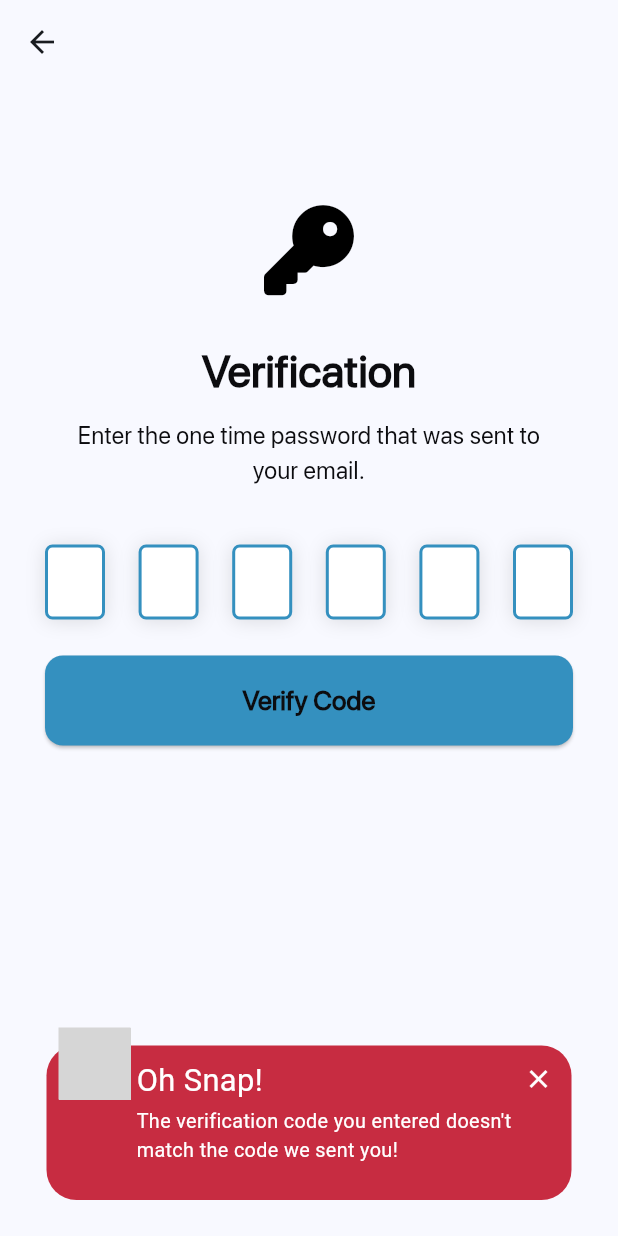
After one commit to umar052001/tryBibleApp, a Flutter app: the VerificationCodeView screen opened by its route, after a tap on "Verify Code", on a phone screen of 412 x 824 dp. The commit adds this screen. Run offline on Flutter 3.47's test engine with Material 2 defaults, Android fonts, the phone set to English and light mode, and no system bars; drawn by our look-alikes of awesome_snackbar_content, pin_code_fields; our stand-ins replace font_awesome_flutter; grey boxes are pictures that could not be loaded.

Commit message:
Verification Code View and Snackbar Added

```diff
--- a/noor_e_tafseer/lib/main.dart
+++ b/noor_e_tafseer/lib/main.dart
@@ -1,9 +1,11 @@
 import 'package:flutter/material.dart';
 
 import 'constants/routes.dart';
-import 'views/forgot_password.dart';
+import 'views/forgot_password_view.dart';
 import 'views/login_view.dart';
+import 'views/new_password_view.dart';
 import 'views/register_view.dart';
+import 'views/verification_code_view.dart';
 
 void main() {
   runApp(const MyApp());
@@ -23,8 +25,10 @@ class MyApp extends StatelessWidget {
       home: const MyHomePage(),
       routes: {
         loginRoute: (context) => const LoginView(),
+        forgotPasswordRoute: (context) => const ForgotPasswordView(),
+        verificationCodeRoute: (context) => const VerificationCodeView(),
+        newPasswordRoute: (context) => const NewPasswordView(),
         registerRoute: (context) => const RegisterView(),
-        forgotPasswordRoute: (context) => const ForgotPasswordView(),
       },
     );
   }
--- /dev/null
+++ b/noor_e_tafseer/lib/utils/snackbar.dart
@@ -0,0 +1,16 @@
+import 'package:flutter/material.dart';
+import 'package:awesome_snackbar_content/awesome_snackbar_content.dart';
+
+SnackBar buildCustomSnackBar(
+    String title, String message, ContentType contentType) {
+  return SnackBar(
+    elevation: 0,
+    behavior: SnackBarBehavior.floating,
+    backgroundColor: Colors.transparent,
+    content: AwesomeSnackbarContent(
+      title: 'Oh Snap!',
+      message: message,
+      contentType: contentType,
+    ),
+  );
+}
--- a/noor_e_tafseer/lib/views/forgot_password.dart
+++ b/noor_e_tafseer/lib/views/forgot_password_view.dart
@@ -6,6 +6,7 @@ import 'package:noor_e_tafseer/widgets/button.dart';
 import 'package:noor_e_tafseer/widgets/textfield.dart';
 
 import '../constants/routes.dart';
+import '../utils/snackbar.dart';
 
 class ForgotPasswordView extends StatefulWidget {
   const ForgotPasswordView({super.key});
@@ -105,22 +106,15 @@ class _ForgotPasswordViewState extends State<ForgotPasswordView> {
                       verificationCodeRoute,
                     );
                   } else {
-                    final snackBar = SnackBar(
-                      elevation: 0,
-                      behavior: SnackBarBehavior.floating,
-                      backgroundColor: Colors.transparent,
-                      content: AwesomeSnackbarContent(
-                        title: 'Oh Snap!',
-                        message: 'You entered an incorrect email!',
-
-                        /// change contentType to ContentType.success, ContentType.warning or ContentType.help for variants
-                        contentType: ContentType.failure,
-                      ),
-                    );
-
                     ScaffoldMessenger.of(context)
                       ..hideCurrentSnackBar()
-                      ..showSnackBar(snackBar);
+                      ..showSnackBar(
+                        buildCustomSnackBar(
+                          'Oh Snap!',
+                          'You entered an incorrect email!',
+                          ContentType.failure,
+                        ),
+                      );
                   }
                 },
                 label: 'Next',
--- /dev/null
+++ b/noor_e_tafseer/lib/views/new_password_view.dart
@@ -0,0 +1,15 @@
+import 'package:flutter/material.dart';
+
+class NewPasswordView extends StatefulWidget {
+  const NewPasswordView({super.key});
+
+  @override
+  State<NewPasswordView> createState() => _NewPasswordViewState();
+}
+
+class _NewPasswordViewState extends State<NewPasswordView> {
+  @override
+  Widget build(BuildContext context) {
+    return const Placeholder();
+  }
+}
--- /dev/null
+++ b/noor_e_tafseer/lib/views/verification_code_view.dart
@@ -0,0 +1,179 @@
+import 'package:awesome_snackbar_content/awesome_snackbar_content.dart';
+import 'package:flutter/material.dart';
+import 'package:font_awesome_flutter/font_awesome_flutter.dart';
+import 'package:noor_e_tafseer/constants/colors.dart';
+import 'package:noor_e_tafseer/widgets/button.dart';
+import 'package:pin_code_fields/pin_code_fields.dart';
+
+import '../constants/routes.dart';
+import '../utils/snackbar.dart';
+
+class VerificationCodeView extends StatefulWidget {
+  const VerificationCodeView({super.key});
+
+  @override
+  State<VerificationCodeView> createState() => _VerificationCodeViewState();
+}
+
+class _VerificationCodeViewState extends State<VerificationCodeView> {
+  late final TextEditingController textEditingController;
+
+  bool hasError = false;
+  String currentText = "";
+  String code = "123456";
+  final formKey = GlobalKey<FormState>();
+
+  @override
+  void initState() {
+    textEditingController = TextEditingController();
+    super.initState();
+  }
+
+  @override
+  void dispose() {
+    super.dispose();
+  }
+
+  @override
+  Widget build(BuildContext context) {
+    return Scaffold(
+      appBar: AppBar(
+        backgroundColor: Colors.transparent,
+        elevation: 0.0,
+        automaticallyImplyLeading: true,
+      ),
+      body: SingleChildScrollView(
+        child: Column(
+          children: [
+            const Padding(
+              padding: EdgeInsets.only(top: 80.0),
+              child: FaIcon(
+                FontAwesomeIcons.key,
+                size: 60,
+                color: Colors.black,
+              ),
+            ),
+            const Padding(
+              padding: EdgeInsets.only(top: 30.0),
+              child: Text(
+                "Verification",
+                style: TextStyle(
+                  color: AppColors.darkTextColor,
+                  fontFamily: 'SF Pro Display',
+                  fontSize: 30.0,
+                  fontWeight: FontWeight.w800,
+                ),
+              ),
+            ),
+            const Padding(
+              padding: EdgeInsets.only(
+                  top: 10.0, left: 50.0, right: 50.0, bottom: 30.0),
+              child: Text(
+                "Enter the one time password that was sent to your email.",
+                textAlign: TextAlign.center,
+                style: TextStyle(
+                  color: AppColors.darkTextColor,
+                  fontFamily: 'SF Pro Display',
+                  fontSize: 16.0,
+                  fontWeight: FontWeight.w400,
+                ),
+              ),
+            ),
+            Padding(
+              padding: const EdgeInsets.symmetric(
+                vertical: 8.0,
+                horizontal: 30,
+              ),
+              child: PinCodeTextField(
+                appContext: context,
+                pastedTextStyle: const TextStyle(
+                  color: AppColors.darkTextColor,
+                  fontWeight: FontWeight.bold,
+                ),
+                length: 6,
+                obscureText: false,
+                blinkWhenObscuring: true,
+                animationType: AnimationType.fade,
+                validator: (v) {
+                  if (v!.length < 6) {
+                    return "Incomplete Code";
+                  } else {
+                    return null;
+                  }
+                },
+                pinTheme: PinTheme(
+                  shape: PinCodeFieldShape.box,
+                  borderRadius: BorderRadius.circular(5),
+                  fieldHeight: 50,
+                  fieldWidth: 40,
+                  activeColor: AppColors.primaryColor,
+                  selectedColor: AppColors.primaryColor,
+                  inactiveColor: AppColors.primaryColor,
+                  activeFillColor: Colors.white,
+                  selectedFillColor: Colors.white,
+                  inactiveFillColor: Colors.white,
+                ),
+                cursorColor: Colors.black,
+                animationDuration: const Duration(milliseconds: 300),
+                enableActiveFill: true,
+                controller: textEditingController,
+                keyboardType: TextInputType.number,
+                boxShadows: const [
+                  BoxShadow(
+                    offset: Offset(0, 1),
+                    color: Colors.black12,
+                    blurRadius: 10,
+                  )
+                ],
+                onChanged: (value) {
+                  setState(() {
+                    currentText = value;
+                  });
+                },
+                beforeTextPaste: (text) {
+                  //if you return true then it will show the paste confirmation dialog. Otherwise if false, then nothing will happen.
+                  return true;
+                },
+              ),
+            ),
+            Padding(
+              padding: const EdgeInsets.only(
+                left: 30.0,
+                right: 30.0,
+                bottom: 12.0,
+              ),
+              child: CustomButton(
+                onPressed: () async {
+                  if (currentText.length != 6 || currentText != code) {
+                    setState(() => hasError = true);
+
+                    ScaffoldMessenger.of(context)
+                      ..hideCurrentSnackBar()
+                      ..showSnackBar(
+                        buildCustomSnackBar(
+                          'Oh Snap',
+                          'The verification code you entered doesn\'t match the code we sent you!',
+                          ContentType.failure,
+                        ),
+                      );
+                  } else {
+                    setState(
+                      () {
+                        hasError = false;
+
+                        Navigator.of(context).pushNamed(
+                          newPasswordRoute,
+                        );
+                      },
+                    );
+                  }
+                },
+                label: 'Verify Code',
+              ),
+            ),
+          ],
+        ),
+      ),
+    );
+  }
+}
--- a/noor_e_tafseer/pubspec.yaml
+++ b/noor_e_tafseer/pubspec.yaml
@@ -37,6 +37,7 @@ dependencies:
   cupertino_icons: ^1.0.2
   font_awesome_flutter: ^10.5.0
   awesome_snackbar_content: ^0.1.3
+  pin_code_fields: ^8.0.1
 
 dev_dependencies:
   flutter_test:
```
Also changed, not shown: noor_e_tafseer/pubspec.lock.
